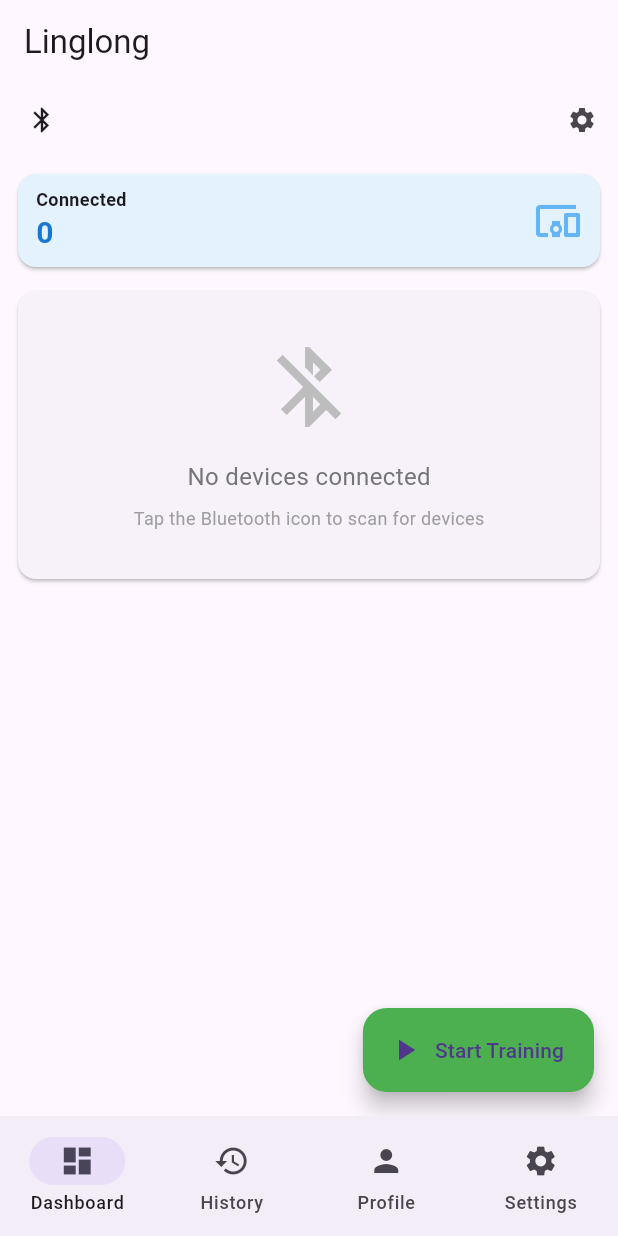
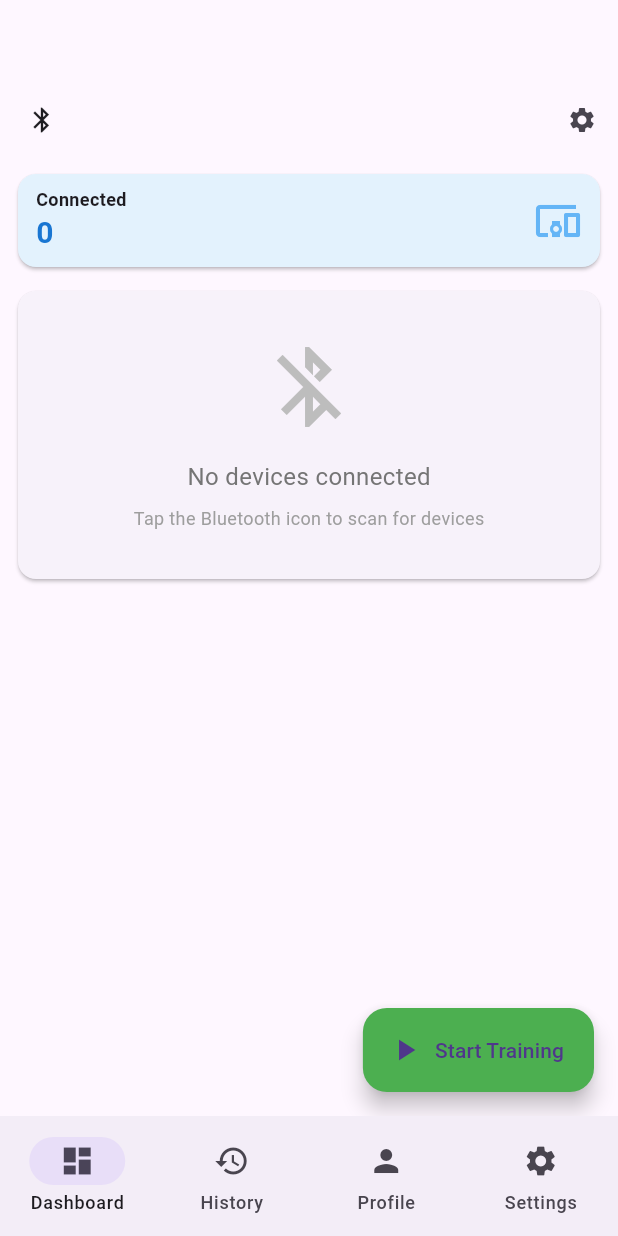
Before and after one commit to zhaojia511/linglong, a Flutter app: the screen it shows after launch, on a phone screen of 412 x 824 dp. Run offline on Flutter 3.47's test engine with Material 3 defaults, Android fonts, the phone set to English and light mode, and no system bars; our stand-ins replace fl_chart, flutter_blue_plus, hive, hive_flutter, permission_handler, shared_preferences and 1 more; accounts and stored records are empty; generated files the repository leaves out were written again; project files that could hold a hidden picture were left out.

Commit message:
chore: auto-commit 2026-03-16 14:54

```diff
--- a/mobile_app/lib/screens/home_screen.dart
+++ b/mobile_app/lib/screens/home_screen.dart
@@ -30,7 +30,7 @@ class _HomeScreenState extends State<HomeScreen> {
   Widget build(BuildContext context) {
     return Scaffold(
       appBar: AppBar(
-        title: const Text('Linglong'),
+        title: null,
         actions: const [],
       ),
       body: IndexedStack(
```
